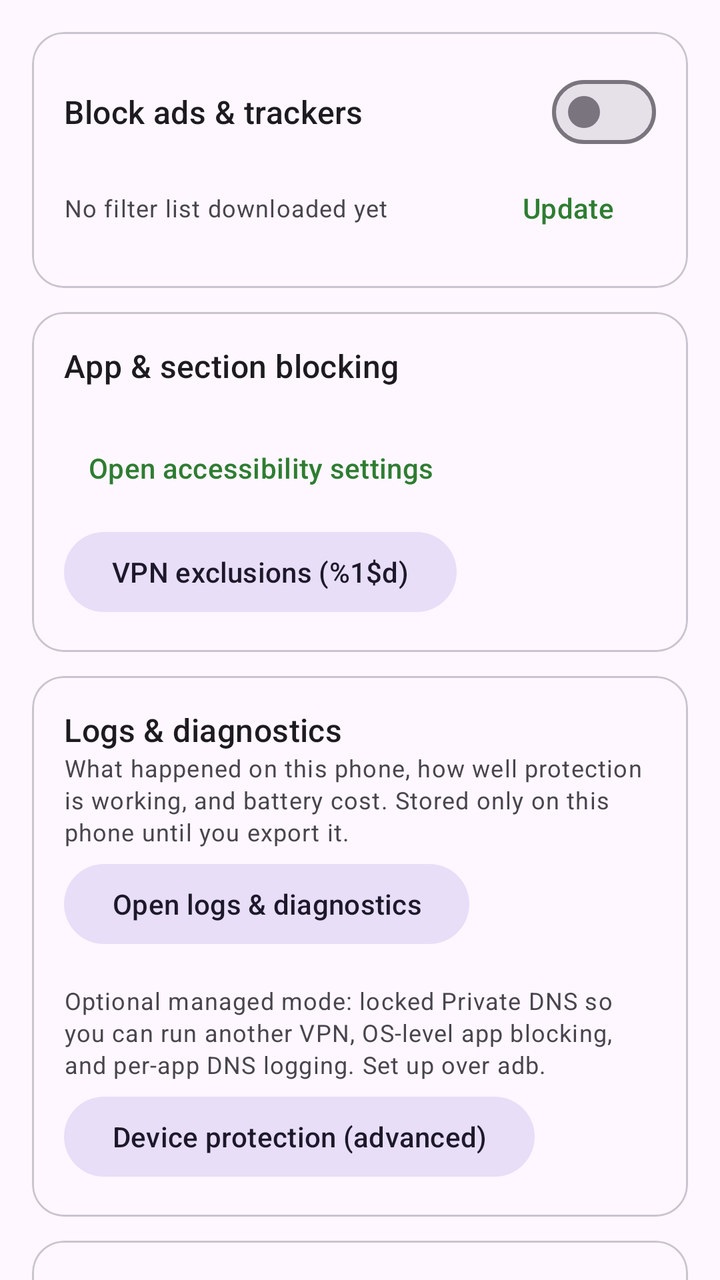
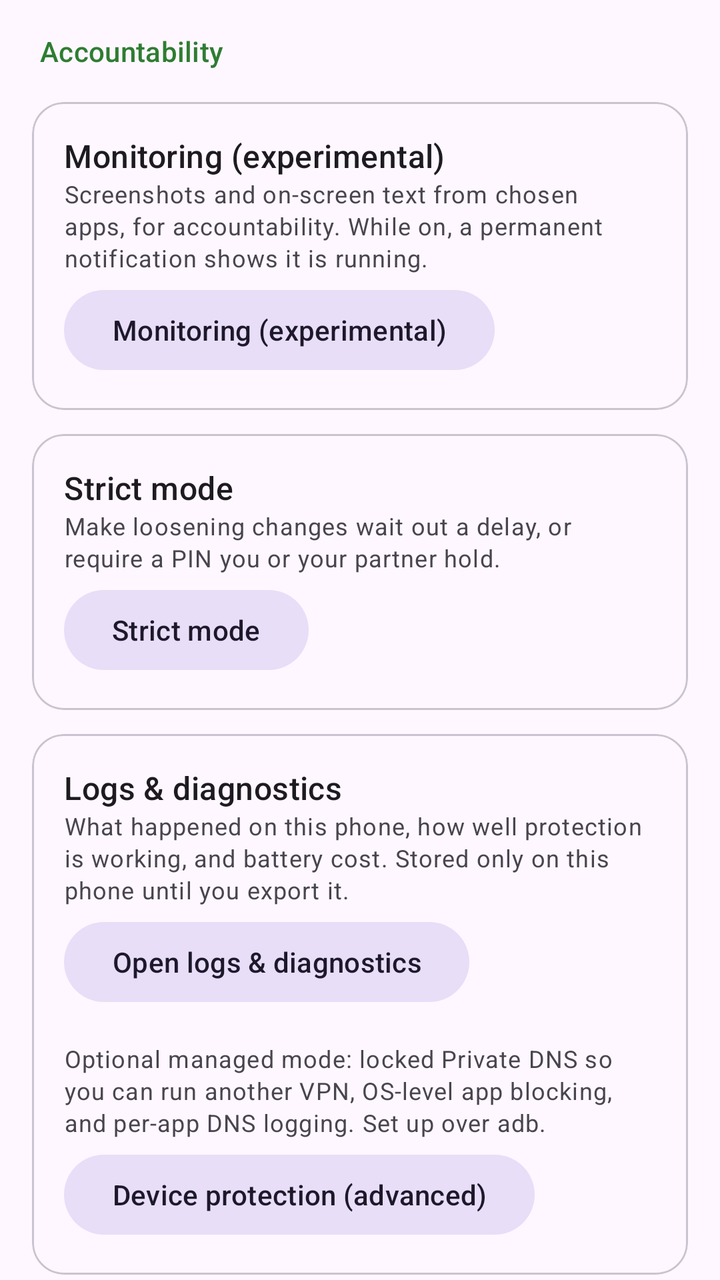

An Android layout rendered at two revisions. The XML below is the earlier revision; the diff shows what the commit changed to produce the second picture.
<!-- AndroidManifest.xml: application theme Theme.FocusFence -->
<!-- res/layout/fragment_settings.xml -->
<?xml version="1.0" encoding="utf-8"?>
<androidx.core.widget.NestedScrollView
    xmlns:android="http://schemas.android.com/apk/res/android"
    xmlns:app="http://schemas.android.com/apk/res-auto"
    android:layout_width="match_parent"
    android:layout_height="match_parent"
    android:fillViewport="true">

    <LinearLayout
        android:layout_width="match_parent"
        android:layout_height="wrap_content"
        android:orientation="vertical"
        android:padding="16dp">

        <com.google.android.material.card.MaterialCardView
            android:layout_width="match_parent"
            android:layout_height="wrap_content"
            app:cardCornerRadius="16dp"
            app:contentPadding="16dp">

            <LinearLayout
                android:layout_width="match_parent"
                android:layout_height="wrap_content"
                android:orientation="vertical">

                <LinearLayout
                    android:layout_width="match_parent"
                    android:layout_height="wrap_content"
                    android:gravity="center_vertical"
                    android:orientation="horizontal">

                    <TextView
                        android:layout_width="0dp"
                        android:layout_height="wrap_content"
                        android:layout_weight="1"
                        android:text="@string/adblock_label"
                        android:textAppearance="?attr/textAppearanceTitleMedium" />

                    <com.google.android.material.materialswitch.MaterialSwitch
                        android:id="@+id/adSwitch"
                        android:layout_width="wrap_content"
                        android:layout_height="wrap_content" />
                </LinearLayout>

                <LinearLayout
                    android:layout_width="match_parent"
                    android:layout_height="wrap_content"
                    android:gravity="center_vertical"
                    android:orientation="horizontal">

                    <TextView
                        android:id="@+id/adStatusText"
                        android:layout_width="0dp"
                        android:layout_height="wrap_content"
                        android:layout_weight="1"
                        android:text="@string/adlist_none"
                        android:textAppearance="?attr/textAppearanceBodySmall"
                        android:textColor="?android:attr/textColorSecondary" />

                    <Button
                        android:id="@+id/adUpdateButton"
                        style="@style/Widget.Material3.Button.TextButton"
                        android:layout_width="wrap_content"
                        android:layout_height="wrap_content"
                        android:text="@string/adlist_update" />
                </LinearLayout>
            </LinearLayout>
        </com.google.android.material.card.MaterialCardView>

        <com.google.android.material.card.MaterialCardView
            android:layout_width="match_parent"
            android:layout_height="wrap_content"
            android:layout_marginTop="12dp"
            app:cardCornerRadius="16dp"
            app:contentPadding="16dp">

            <LinearLayout
                android:layout_width="match_parent"
                android:layout_height="wrap_content"
                android:orientation="vertical">

                <TextView
                    android:layout_width="wrap_content"
                    android:layout_height="wrap_content"
                    android:text="@string/section_service_label"
                    android:textAppearance="?attr/textAppearanceTitleMedium" />

                <TextView
                    android:id="@+id/accessibilityStatusText"
                    android:layout_width="match_parent"
                    android:layout_height="wrap_content"
                    android:textAppearance="?attr/textAppearanceBodySmall"
                    android:textColor="?android:attr/textColorSecondary" />

                <Button
                    android:id="@+id/accessibilityButton"
                    style="@style/Widget.Material3.Button.TextButton"
                    android:layout_width="wrap_content"
                    android:layout_height="wrap_content"
                    android:text="@string/settings_accessibility_button" />

                <Button
                    android:id="@+id/excludedAppsButton"
                    style="@style/Widget.Material3.Button.TonalButton"
                    android:layout_width="wrap_content"
                    android:layout_height="wrap_content"
                    android:layout_marginTop="4dp"
                    android:text="@string/excluded_apps_button" />
            </LinearLayout>
        </com.google.android.material.card.MaterialCardView>

        <com.google.android.material.card.MaterialCardView
            android:layout_width="match_parent"
            android:layout_height="wrap_content"
            android:layout_marginTop="12dp"
            app:cardCornerRadius="16dp"
            app:contentPadding="16dp">

            <LinearLayout
                android:layout_width="match_parent"
                android:layout_height="wrap_content"
                android:orientation="vertical">

                <TextView
                    android:layout_width="wrap_content"
                    android:layout_height="wrap_content"
                    android:text="@string/diag_title"
                    android:textAppearance="?attr/textAppearanceTitleMedium" />

                <TextView
                    android:layout_width="match_parent"
                    android:layout_height="wrap_content"
                    android:text="@string/diag_settings_summary"
                    android:textAppearance="?attr/textAppearanceBodySmall"
                    android:textColor="?android:attr/textColorSecondary" />

                <Button
                    android:id="@+id/diagnosticsButton"
                    style="@style/Widget.Material3.Button.TonalButton"
                    android:layout_width="wrap_content"
                    android:layout_height="wrap_content"
                    android:layout_marginTop="4dp"
                    android:text="@string/diag_open" />

                <TextView
                    android:layout_width="match_parent"
                    android:layout_height="wrap_content"
                    android:layout_marginTop="16dp"
                    android:text="@string/owner_settings_summary"
                    android:textAppearance="?attr/textAppearanceBodySmall"
                    android:textColor="?android:attr/textColorSecondary" />

                <Button
                    android:id="@+id/deviceOwnerButton"
                    style="@style/Widget.Material3.Button.TonalButton"
                    android:layout_width="wrap_content"
                    android:layout_height="wrap_content"
                    android:layout_marginTop="4dp"
                    android:text="@string/owner_open" />
            </LinearLayout>
        </com.google.android.material.card.MaterialCardView>

        <com.google.android.material.card.MaterialCardView
            android:layout_width="match_parent"
            android:layout_height="wrap_content"
            android:layout_marginTop="12dp"
            app:cardCornerRadius="16dp"
            app:contentPadding="16dp">

            <LinearLayout
                android:layout_width="match_parent"
                android:layout_height="wrap_content"
                android:orientation="vertical">

                <TextView
                    android:layout_width="wrap_content"
                    android:layout_height="wrap_content"
                    android:text="@string/categories_title"
                    android:textAppearance="?attr/textAppearanceTitleMedium" />

                <TextView
                    android:layout_width="match_parent"
                    android:layout_height="wrap_content"
                    android:text="@string/categories_settings_summary"
                    android:textAppearance="?attr/textAppearanceBodySmall"
                    android:textColor="?android:attr/textColorSecondary" />

                <Button
                    android:id="@+id/categoriesButton"
                    style="@style/Widget.Material3.Button.TonalButton"
                    android:layout_width="wrap_content"
                    android:layout_height="wrap_content"
                    android:layout_marginTop="4dp"
                    android:text="@string/categories_open" />
            </LinearLayout>
        </com.google.android.material.card.MaterialCardView>

        <com.google.android.material.card.MaterialCardView
            android:layout_width="match_parent"
            android:layout_height="wrap_content"
            android:layout_marginTop="12dp"
            app:cardCornerRadius="16dp"
            app:contentPadding="16dp">

            <LinearLayout
                android:layout_width="match_parent"
                android:layout_height="wrap_content"
                android:orientation="vertical">

                <TextView
                    android:layout_width="wrap_content"
                    android:layout_height="wrap_content"
                    android:text="@string/monitor_title"
                    android:textAppearance="?attr/textAppearanceTitleMedium" />

                <TextView
                    android:layout_width="match_parent"
                    android:layout_height="wrap_content"
                    android:text="@string/monitor_settings_summary"
                    android:textAppearance="?attr/textAppearanceBodySmall"
                    android:textColor="?android:attr/textColorSecondary" />

                <Button
                    android:id="@+id/monitoringButton"
                    style="@style/Widget.Material3.Button.TonalButton"
                    android:layout_width="wrap_content"
                    android:layout_height="wrap_content"
                    android:layout_marginTop="4dp"
                    android:text="@string/monitor_open" />
            </LinearLayout>
        </com.google.android.material.card.MaterialCardView>

        <com.google.android.material.card.MaterialCardView
            android:layout_width="match_parent"
            android:layout_height="wrap_content"
            android:layout_marginTop="12dp"
            app:cardCornerRadius="16dp"
            app:contentPadding="16dp">

            <LinearLayout
                android:layout_width="match_parent"
                android:layout_height="wrap_content"
                android:orientation="vertical">

                <TextView
                    android:layout_width="wrap_content"
                    android:layout_height="wrap_content"
                    android:text="@string/strict_title"
                    android:textAppearance="?attr/textAppearanceTitleMedium" />

                <TextView
                    android:layout_width="match_parent"
                    android:layout_height="wrap_content"
                    android:text="@string/strict_settings_summary"
                    android:textAppearance="?attr/textAppearanceBodySmall"
                    android:textColor="?android:attr/textColorSecondary" />

                <Button
                    android:id="@+id/strictButton"
                    style="@style/Widget.Material3.Button.TonalButton"
                    android:layout_width="wrap_content"
                    android:layout_height="wrap_content"
                    android:layout_marginTop="4dp"
                    android:text="@string/strict_open" />
            </LinearLayout>
        </com.google.android.material.card.MaterialCardView>

        <Button
            android:id="@+id/guideButton"
            style="@style/Widget.Material3.Button.TextButton"
            android:layout_width="wrap_content"
            android:layout_height="wrap_content"
            android:layout_marginTop="12dp"
            android:text="@string/settings_guide" />
    </LinearLayout>
</androidx.core.widget.NestedScrollView>
<!-- resources referenced by this layout -->
<resources>
  <string name="adblock_label">Block ads &amp; trackers</string>
  <string name="adlist_none">No filter list downloaded yet</string>
  <string name="adlist_update">Update</string>
  <string name="categories_open">Categories &amp; allowlist</string>
  <string name="categories_settings_summary">Curated blocklist bundles: security and bypass protection on by default, with adult, gambling and more you can switch on.</string>
  <string name="categories_title">Categories &amp; allowlist</string>
  <string name="diag_open">Open logs &amp; diagnostics</string>
  <string name="diag_settings_summary">What happened on this phone, how well protection is working, and battery cost. Stored only on this phone until you export it.</string>
  <string name="diag_title">Logs &amp; diagnostics</string>
  <string name="excluded_apps_button">VPN exclusions (%1$d)</string>
  <string name="monitor_open">Monitoring (experimental)</string>
  <string name="monitor_settings_summary">Screenshots and on-screen text from chosen apps, for accountability. While on, a permanent notification shows it is running.</string>
  <string name="monitor_title">Monitoring (experimental)</string>
  <string name="owner_open">Device protection (advanced)</string>
  <string name="owner_settings_summary">Optional managed mode: locked Private DNS so you can run another VPN, OS-level app blocking, and per-app DNS logging. Set up over adb.</string>
  <string name="section_service_label">App &amp; section blocking</string>
  <string name="settings_accessibility_button">Open accessibility settings</string>
  <string name="settings_guide">Open the guide</string>
  <string name="strict_open">Strict mode</string>
  <string name="strict_settings_summary">Make loosening changes wait out a delay, or require a PIN you or your partner hold.</string>
  <string name="strict_title">Strict mode</string>
  <style name="Theme.FocusFence" parent="Theme.Material3.DayNight.NoActionBar">
          <item name="colorPrimary">@color/brand_primary</item>
      </style>
  <color name="brand_primary">#2E7D32</color>
</resources>

<!-- the commit's change to res/layout/fragment_settings.xml (unified diff, before → after) -->
@@ -12,9 +12,184 @@
         android:orientation="vertical"
         android:padding="16dp">
 
-        <com.google.android.material.card.MaterialCardView
-            android:layout_width="match_parent"
-            android:layout_height="wrap_content"
+        <TextView
+            android:layout_width="match_parent"
+            android:layout_height="wrap_content"
+            android:layout_marginTop="0dp"
+            android:layout_marginBottom="4dp"
+            android:paddingHorizontal="4dp"
+            android:text="@string/settings_group_accountability"
+            android:textAppearance="?attr/textAppearanceLabelLarge"
+            android:textColor="?attr/colorPrimary" />
+        <com.google.android.material.card.MaterialCardView
+            android:layout_width="match_parent"
+            android:layout_height="wrap_content"
+            android:layout_marginTop="12dp"
+            app:cardCornerRadius="16dp"
+            app:contentPadding="16dp">
+
+            <LinearLayout
+                android:layout_width="match_parent"
+                android:layout_height="wrap_content"
+                android:orientation="vertical">
+
+                <TextView
+                    android:layout_width="wrap_content"
+                    android:layout_height="wrap_content"
+                    android:text="@string/monitor_title"
+                    android:textAppearance="?attr/textAppearanceTitleMedium" />
+
+                <TextView
+                    android:layout_width="match_parent"
+                    android:layout_height="wrap_content"
+                    android:text="@string/monitor_settings_summary"
+                    android:textAppearance="?attr/textAppearanceBodySmall"
+                    android:textColor="?android:attr/textColorSecondary" />
+
+                <Button
+                    android:id="@+id/monitoringButton"
+                    style="@style/Widget.Material3.Button.TonalButton"
+                    android:layout_width="wrap_content"
+                    android:layout_height="wrap_content"
+                    android:layout_marginTop="4dp"
+                    android:text="@string/monitor_open" />
+            </LinearLayout>
+        </com.google.android.material.card.MaterialCardView>
+
+        <com.google.android.material.card.MaterialCardView
+            android:layout_width="match_parent"
+            android:layout_height="wrap_content"
+            android:layout_marginTop="12dp"
+            app:cardCornerRadius="16dp"
+            app:contentPadding="16dp">
+
+            <LinearLayout
+                android:layout_width="match_parent"
+                android:layout_height="wrap_content"
+                android:orientation="vertical">
+
+                <TextView
+                    android:layout_width="wrap_content"
+                    android:layout_height="wrap_content"
+                    android:text="@string/strict_title"
+                    android:textAppearance="?attr/textAppearanceTitleMedium" />
+
+                <TextView
+                    android:layout_width="match_parent"
+                    android:layout_height="wrap_content"
+                    android:text="@string/strict_settings_summary"
+                    android:textAppearance="?attr/textAppearanceBodySmall"
+                    android:textColor="?android:attr/textColorSecondary" />
+
+                <Button
+                    android:id="@+id/strictButton"
+                    style="@style/Widget.Material3.Button.TonalButton"
+                    android:layout_width="wrap_content"
+                    android:layout_height="wrap_content"
+                    android:layout_marginTop="4dp"
+                    android:text="@string/strict_open" />
+            </LinearLayout>
+        </com.google.android.material.card.MaterialCardView>
+
+        <com.google.android.material.card.MaterialCardView
+            android:layout_width="match_parent"
+            android:layout_height="wrap_content"
+            android:layout_marginTop="12dp"
+            app:cardCornerRadius="16dp"
+            app:contentPadding="16dp">
+
+            <LinearLayout
+                android:layout_width="match_parent"
+                android:layout_height="wrap_content"
+                android:orientation="vertical">
+
+                <TextView
+                    android:layout_width="wrap_content"
+                    android:layout_height="wrap_content"
+                    android:text="@string/diag_title"
+                    android:textAppearance="?attr/textAppearanceTitleMedium" />
+
+                <TextView
+                    android:layout_width="match_parent"
+                    android:layout_height="wrap_content"
+                    android:text="@string/diag_settings_summary"
+                    android:textAppearance="?attr/textAppearanceBodySmall"
+                    android:textColor="?android:attr/textColorSecondary" />
+
+                <Button
+                    android:id="@+id/diagnosticsButton"
+                    style="@style/Widget.Material3.Button.TonalButton"
+                    android:layout_width="wrap_content"
+                    android:layout_height="wrap_content"
+                    android:layout_marginTop="4dp"
+                    android:text="@string/diag_open" />
+
+                <TextView
+                    android:layout_width="match_parent"
+                    android:layout_height="wrap_content"
+                    android:layout_marginTop="16dp"
+                    android:text="@string/owner_settings_summary"
+                    android:textAppearance="?attr/textAppearanceBodySmall"
+                    android:textColor="?android:attr/textColorSecondary" />
+
+                <Button
+                    android:id="@+id/deviceOwnerButton"
+                    style="@style/Widget.Material3.Button.TonalButton"
+                    android:layout_width="wrap_content"
+                    android:layout_height="wrap_content"
+                    android:layout_marginTop="4dp"
+                    android:text="@string/owner_open" />
+            </LinearLayout>
+        </com.google.android.material.card.MaterialCardView>
+
+        <TextView
+            android:layout_width="match_parent"
+            android:layout_height="wrap_content"
+            android:layout_marginTop="20dp"
+            android:layout_marginBottom="4dp"
+            android:paddingHorizontal="4dp"
+            android:text="@string/settings_group_filtering"
+            android:textAppearance="?attr/textAppearanceLabelLarge"
+            android:textColor="?attr/colorPrimary" />
+        <com.google.android.material.card.MaterialCardView
+            android:layout_width="match_parent"
+            android:layout_height="wrap_content"
+            android:layout_marginTop="12dp"
+            app:cardCornerRadius="16dp"
+            app:contentPadding="16dp">
+
+            <LinearLayout
+                android:layout_width="match_parent"
+                android:layout_height="wrap_content"
+                android:orientation="vertical">
+
+                <TextView
+                    android:layout_width="wrap_content"
+                    android:layout_height="wrap_content"
+                    android:text="@string/categories_title"
+                    android:textAppearance="?attr/textAppearanceTitleMedium" />
+
+                <TextView
+                    android:layout_width="match_parent"
+                    android:layout_height="wrap_content"
+                    android:text="@string/categories_settings_summary"
+                    android:textAppearance="?attr/textAppearanceBodySmall"
+                    android:textColor="?android:attr/textColorSecondary" />
+
+                <Button
+                    android:id="@+id/categoriesButton"
+                    style="@style/Widget.Material3.Button.TonalButton"
+                    android:layout_width="wrap_content"
+                    android:layout_height="wrap_content"
+                    android:layout_marginTop="4dp"
+                    android:text="@string/categories_open" />
+            </LinearLayout>
+        </com.google.android.material.card.MaterialCardView>
+
+        <com.google.android.material.card.MaterialCardView
+            android:layout_width="match_parent"
+            android:layout_height="wrap_content"
+            android:layout_marginTop="8dp"
             app:cardCornerRadius="16dp"
             app:contentPadding="16dp">
 
@@ -109,162 +284,6 @@
             </LinearLayout>
         </com.google.android.material.card.MaterialCardView>
 
-        <com.google.android.material.card.MaterialCardView
-            android:layout_width="match_parent"
-            android:layout_height="wrap_content"
-            android:layout_marginTop="12dp"
-            app:cardCornerRadius="16dp"
-            app:contentPadding="16dp">
-
-            <LinearLayout
-                android:layout_width="match_parent"
-                android:layout_height="wrap_content"
-                android:orientation="vertical">
-
-                <TextView
-                    android:layout_width="wrap_content"
-                    android:layout_height="wrap_content"
-                    android:text="@string/diag_title"
-                    android:textAppearance="?attr/textAppearanceTitleMedium" />
-
-                <TextView
-                    android:layout_width="match_parent"
-                    android:layout_height="wrap_content"
-                    android:text="@string/diag_settings_summary"
-                    android:textAppearance="?attr/textAppearanceBodySmall"
-                    android:textColor="?android:attr/textColorSecondary" />
-
-                <Button
-                    android:id="@+id/diagnosticsButton"
-                    style="@style/Widget.Material3.Button.TonalButton"
-                    android:layout_width="wrap_content"
-                    android:layout_height="wrap_content"
-                    android:layout_marginTop="4dp"
-                    android:text="@string/diag_open" />
-
-                <TextView
-                    android:layout_width="match_parent"
-                    android:layout_height="wrap_content"
-                    android:layout_marginTop="16dp"
-                    android:text="@string/owner_settings_summary"
-                    android:textAppearance="?attr/textAppearanceBodySmall"
-                    android:textColor="?android:attr/textColorSecondary" />
-
-                <Button
-                    android:id="@+id/deviceOwnerButton"
-                    style="@style/Widget.Material3.Button.TonalButton"
-                    android:layout_width="wrap_content"
-                    android:layout_height="wrap_content"
-                    android:layout_marginTop="4dp"
-                    android:text="@string/owner_open" />
-            </LinearLayout>
-        </com.google.android.material.card.MaterialCardView>
-
-        <com.google.android.material.card.MaterialCardView
-            android:layout_width="match_parent"
-            android:layout_height="wrap_content"
-            android:layout_marginTop="12dp"
-            app:cardCornerRadius="16dp"
-            app:contentPadding="16dp">
-
-            <LinearLayout
-                android:layout_width="match_parent"
-                android:layout_height="wrap_content"
-                android:orientation="vertical">
-
-                <TextView
-                    android:layout_width="wrap_content"
-                    android:layout_height="wrap_content"
-                    android:text="@string/categories_title"
-                    android:textAppearance="?attr/textAppearanceTitleMedium" />
-
-                <TextView
-                    android:layout_width="match_parent"
-                    android:layout_height="wrap_content"
-                    android:text="@string/categories_settings_summary"
-                    android:textAppearance="?attr/textAppearanceBodySmall"
-                    android:textColor="?android:attr/textColorSecondary" />
-
-                <Button
-                    android:id="@+id/categoriesButton"
-                    style="@style/Widget.Material3.Button.TonalButton"
-                    android:layout_width="wrap_content"
-                    android:layout_height="wrap_content"
-                    android:layout_marginTop="4dp"
-                    android:text="@string/categories_open" />
-            </LinearLayout>
-        </com.google.android.material.card.MaterialCardView>
-
-        <com.google.android.material.card.MaterialCardView
-            android:layout_width="match_parent"
-            android:layout_height="wrap_content"
-            android:layout_marginTop="12dp"
-            app:cardCornerRadius="16dp"
-            app:contentPadding="16dp">
-
-            <LinearLayout
-                android:layout_width="match_parent"
-                android:layout_height="wrap_content"
-                android:orientation="vertical">
-
-                <TextView
-                    android:layout_width="wrap_content"
-                    android:layout_height="wrap_content"
-                    android:text="@string/monitor_title"
-                    android:textAppearance="?attr/textAppearanceTitleMedium" />
-
-                <TextView
-                    android:layout_width="match_parent"
-                    android:layout_height="wrap_content"
-                    android:text="@string/monitor_settings_summary"
-                    android:textAppearance="?attr/textAppearanceBodySmall"
-                    android:textColor="?android:attr/textColorSecondary" />
-
-                <Button
-                    android:id="@+id/monitoringButton"
-                    style="@style/Widget.Material3.Button.TonalButton"
-                    android:layout_width="wrap_content"
-                    android:layout_height="wrap_content"
-                    android:layout_marginTop="4dp"
-                    android:text="@string/monitor_open" />
-            </LinearLayout>
-        </com.google.android.material.card.MaterialCardView>
-
-        <com.google.android.material.card.MaterialCardView
-            android:layout_width="match_parent"
-            android:layout_height="wrap_content"
-            android:layout_marginTop="12dp"
-            app:cardCornerRadius="16dp"
-            app:contentPadding="16dp">
-
-            <LinearLayout
-                android:layout_width="match_parent"
-                android:layout_height="wrap_content"
-                android:orientation="vertical">
-
-                <TextView
-                    android:layout_width="wrap_content"
-                    android:layout_height="wrap_content"
-                    android:text="@string/strict_title"
-                    android:textAppearance="?attr/textAppearanceTitleMedium" />
-
-                <TextView
-                    android:layout_width="match_parent"
-                    android:layout_height="wrap_content"
-                    android:text="@string/strict_settings_summary"
-                    android:textAppearance="?attr/textAppearanceBodySmall"
-                    android:textColor="?android:attr/textColorSecondary" />
-
-                <Button
-                    android:id="@+id/strictButton"
-                    style="@style/Widget.Material3.Button.TonalButton"
-                    android:layout_width="wrap_content"
-                    android:layout_height="wrap_content"
-                    android:layout_marginTop="4dp"
-                    android:text="@string/strict_open" />
-            </LinearLayout>
-        </com.google.android.material.card.MaterialCardView>
-
         <Button
             android:id="@+id/guideButton"
             style="@style/Widget.Material3.Button.TextButton"
<!-- resource entries referenced after the edit -->
@@ -17,6 +17,8 @@
   <string name="owner_settings_summary">Optional managed mode: locked Private DNS so you can run another VPN, OS-level app blocking, and per-app DNS logging. Set up over adb.</string>
   <string name="section_service_label">App &amp; section blocking</string>
   <string name="settings_accessibility_button">Open accessibility settings</string>
+  <string name="settings_group_accountability">Accountability</string>
+  <string name="settings_group_filtering">Filtering</string>
   <string name="settings_guide">Open the guide</string>
   <string name="strict_open">Strict mode</string>
   <string name="strict_settings_summary">Make loosening changes wait out a delay, or require a PIN you or your partner hold.</string>
